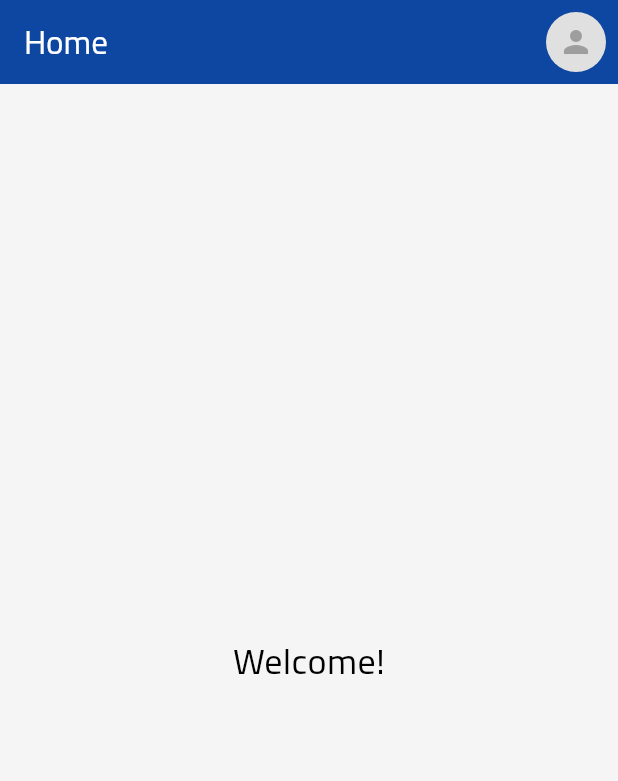
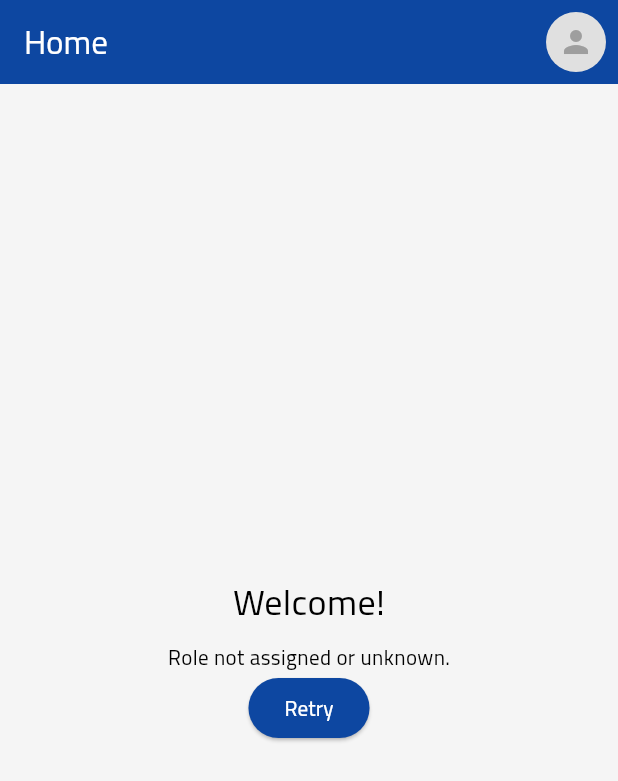
Before and after one commit to ShamiNet/drone_academy, a Flutter app: the screen it shows once a user with an empty profile is signed in, on a phone screen of 412 x 824 dp. Shown: the top 781 px of the screen. Run offline on Flutter 3.47's test engine with Material 3 defaults, Android fonts, the light colour scheme and no system bars; our stand-ins replace cached_network_image, cloud_firestore, firebase_auth, firebase_core, firebase_messaging, fl_chart and 10 more; missing offline and left inert: cloudinary_public, cropperx, file_saver, gal, graphview; accounts and stored records are empty.

Commit message:
تحديث اعدادات الادمن

```diff
--- a/lib/screens/auth_gate.dart
+++ b/lib/screens/auth_gate.dart
@@ -12,13 +12,27 @@ class AuthGate extends StatelessWidget {
     return StreamBuilder<User?>(
       stream: FirebaseAuth.instance.authStateChanges(),
       builder: (context, snapshot) {
-        // If the user is not logged in, go to the login screen
-        if (!snapshot.hasData) {
+        // [DEBUG] طباعة حالة المراقب
+        debugPrint(
+          '🔐 [AUTH GATE] ConnectionState: ${snapshot.connectionState}',
+        );
+
+        // في حالة الانتظار (أول لحظة)، اعرض دائرة تحميل
+        if (snapshot.connectionState == ConnectionState.waiting) {
+          return const Scaffold(
+            body: Center(child: CircularProgressIndicator()),
+          );
+        }
+
+        if (snapshot.hasData && snapshot.data != null) {
+          debugPrint(
+            '🔐 [AUTH GATE] User Detected: ${snapshot.data!.uid} -> Going to Home',
+          );
+          return HomeScreen(setLocale: setLocale);
+        } else {
+          debugPrint('🔐 [AUTH GATE] No User -> Going to Login');
           return const LoginScreen();
         }
-
-        // If the user is logged in, go to the home screen
-        return HomeScreen(setLocale: setLocale);
       },
     );
   }
--- a/lib/screens/home_screen.dart
+++ b/lib/screens/home_screen.dart
@@ -23,7 +23,7 @@ class HomeScreen extends StatefulWidget {
 class _HomeScreenState extends State<HomeScreen> {
   // ignore: unused_field
   String? _userName;
-  String? _userRole;
+  String? _userRole; // القيمة الافتراضية ستعالج في الأسفل
   String? _photoUrl;
   bool _isLoading = true;
 
@@ -34,35 +34,60 @@ class _HomeScreenState extends State<HomeScreen> {
   }
 
   Future<void> _fetchUserData() async {
+    debugPrint('🏠 [HOME] Start fetching user data...');
     final user = FirebaseAuth.instance.currentUser;
+
     if (user != null) {
+      debugPrint('🏠 [HOME] Current User ID: ${user.uid}');
       try {
         final docSnapshot = await FirebaseFirestore.instance
             .collection('users')
             .doc(user.uid)
             .get();
-        if (mounted && docSnapshot.exists) {
+
+        if (mounted) {
+          if (docSnapshot.exists) {
+            debugPrint('🏠 [HOME] User Document FOUND.');
+            final data = docSnapshot.data();
+            setState(() {
+              _userName = data?['displayName'];
+              _userRole = data?['role'];
+              _photoUrl = data?['photoUrl'];
+              _isLoading = false; // إيقاف التحميل
+            });
+            debugPrint('🏠 [HOME] Role: $_userRole');
+          } else {
+            debugPrint('⚠️ [HOME] User Document NOT FOUND in Firestore!');
+            // حالة خاصة: المستخدم مسجل دخول ولكن ليس لديه ملف بيانات
+            // سنعطيه دور افتراضي (متدرب) لنسمح له بالدخول
+            setState(() {
+              _userRole = 'trainee';
+              _userName = user.displayName ?? 'User';
+              _isLoading = false; // إيقاف التحميل ضروري هنا!
+            });
+          }
+        }
+      } catch (e) {
+        debugPrint("🔴 [HOME] Error fetching user data: $e");
+        if (mounted) {
           setState(() {
-            _userName = docSnapshot.data()?['displayName'];
-            _userRole = docSnapshot.data()?['role'];
-            _photoUrl = docSnapshot.data()?['photoUrl'];
-            _isLoading = false;
+            _isLoading = false; // إيقاف التحميل عند الخطأ
+            _userRole = 'trainee'; // دور افتراضي عند الخطأ
           });
         }
-      } catch (e) {
-        print("Error fetching user data: $e");
-        if (mounted) {
-          setState(() {
-            _isLoading = false;
-          });
-        }
+      }
+    } else {
+      debugPrint('🔴 [HOME] User is null!');
+      if (mounted) {
+        setState(() => _isLoading = false);
       }
     }
   }
 
   Widget _buildBody(AppLocalizations l10n) {
+    debugPrint('🏠 [HOME] Building body for role: $_userRole');
+
     if (_userRole == 'trainer') {
-      // --- تم الإصلاح هنا: تمرير دالة setLocale ---
       return TrainerDashboard(onLocaleChange: widget.setLocale);
     } else if (_userRole == 'trainee') {
       return DefaultTabController(
@@ -78,7 +103,7 @@ class _HomeScreenState extends State<HomeScreen> {
                 Tab(
                   text: l10n.competitions,
                   icon: const Icon(Icons.emoji_events),
-                ), // --- 3. إضافة التبويب الجديد ---
+                ),
                 Tab(text: l10n.equipment, icon: const Icon(Icons.construction)),
                 Tab(text: l10n.inventory, icon: const Icon(Icons.all_inbox)),
               ],
@@ -87,7 +112,7 @@ class _HomeScreenState extends State<HomeScreen> {
               child: TabBarView(
                 children: [
                   TraineeDashboard(),
-                  TraineeCompetitionsScreen(), // --- 4. إضافة الواجهة الجديدة ---
+                  TraineeCompetitionsScreen(),
                   EquipmentCheckoutScreen(),
                   InventoryScreen(),
                 ],
@@ -99,15 +124,31 @@ class _HomeScreenState extends State<HomeScreen> {
     } else if (_userRole == 'admin') {
       return const AdminDashboard();
     } else {
+      // حالة احتياطية إذا لم يتم تحديد الدور
       return Center(
-        child: Text(l10n.welcome, style: const TextStyle(fontSize: 24)),
+        child: Column(
+          mainAxisAlignment: MainAxisAlignment.center,
+          children: [
+            Text(l10n.welcome, style: const TextStyle(fontSize: 24)),
+            const SizedBox(height: 10),
+            const Text("Role not assigned or unknown."),
+            ElevatedButton(
+              onPressed: _fetchUserData,
+              child: const Text("Retry"),
+            ),
+          ],
+        ),
       );
     }
   }
 
   @override
   Widget build(BuildContext context) {
-    final l10n = AppLocalizations.of(context)!;
+    // التحقق من null لتجنب الأخطاء أثناء التحميل الأول
+    final l10n = AppLocalizations.of(context);
+    // إذا لم تكن الترجمة جاهزة بعد، نعرض شاشة تحميل فارغة
+    if (l10n == null)
+      return const Scaffold(body: Center(child: CircularProgressIndicator()));
 
     return Scaffold(
       appBar: AppBar(
@@ -127,9 +168,7 @@ class _HomeScreenState extends State<HomeScreen> {
               },
               child: CircleAvatar(
                 backgroundColor: Colors.grey.shade300,
-                backgroundImage:
-                    (_photoUrl != null &&
-                        _photoUrl!.isNotEmpty) // --- التعديل هنا
+                backgroundImage: (_photoUrl != null && _photoUrl!.isNotEmpty)
                     ? CachedNetworkImageProvider(_photoUrl!)
                     : null,
                 child: (_photoUrl == null || _photoUrl!.isEmpty)
```
Also changed, not shown: lib/screens/login_screen.dart (+88 -49 lines), pubspec.lock, 3 other files.
